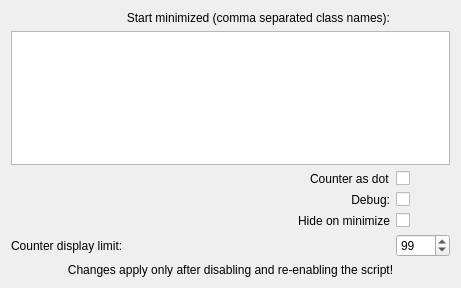
This is package/contents/ui/config.ui in PhobosK/kwin-minimize2tray as Qt 5 draws it before an edit. The edited form follows.
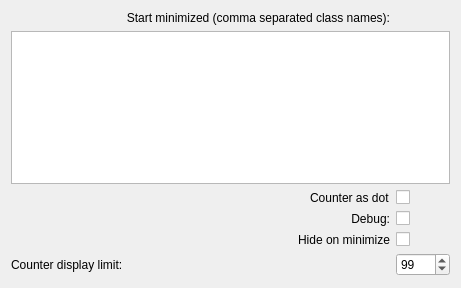
This is the edited form.

Commit message:
feat: auto apply changed configuration with restoring windows when their configured match is removed
There is now no need for the new config to be activated, to log out and in. Automatically unhide and unpin windows that lose their last match.
Drop tray ownership before clearing skip flags and update the README.

```diff
--- a/package/contents/ui/config.ui
+++ b/package/contents/ui/config.ui
@@ -133,47 +133,6 @@
        </property>
       </spacer>
      </item>
-     <item>
-      <layout class="QHBoxLayout" name="horizontalLayout_3">
-       <item>
-        <widget class="QLabel" name="label_2">
-         <property name="enabled">
-          <bool>true</bool>
-         </property>
-         <property name="sizePolicy">
-          <sizepolicy hsizetype="Preferred" vsizetype="Preferred">
-           <horstretch>0</horstretch>
-           <verstretch>0</verstretch>
-          </sizepolicy>
-         </property>
-         <property name="minimumSize">
-          <size>
-           <width>0</width>
-           <height>0</height>
-          </size>
-         </property>
-         <property name="autoFillBackground">
-          <bool>false</bool>
-         </property>
-         <property name="lineWidth">
-          <number>1</number>
-         </property>
-         <property name="midLineWidth">
-          <number>0</number>
-         </property>
-         <property name="text">
-          <string>Changes apply only after disabling and re-enabling the script!</string>
-         </property>
-         <property name="alignment">
-          <set>Qt::AlignmentFlag::AlignCenter</set>
-         </property>
-         <property name="wordWrap">
-          <bool>true</bool>
-         </property>
-        </widget>
-       </item>
-      </layout>
-     </item>
     </layout>
    </item>
   </layout>
```
The commit also changes 5 other files.
